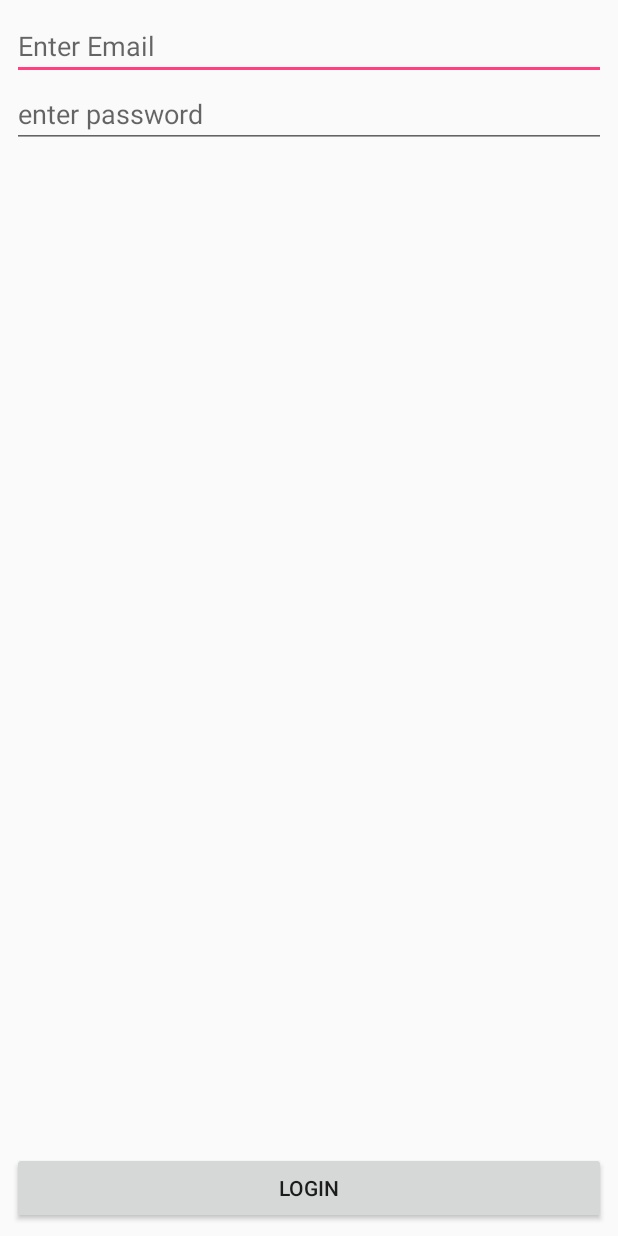
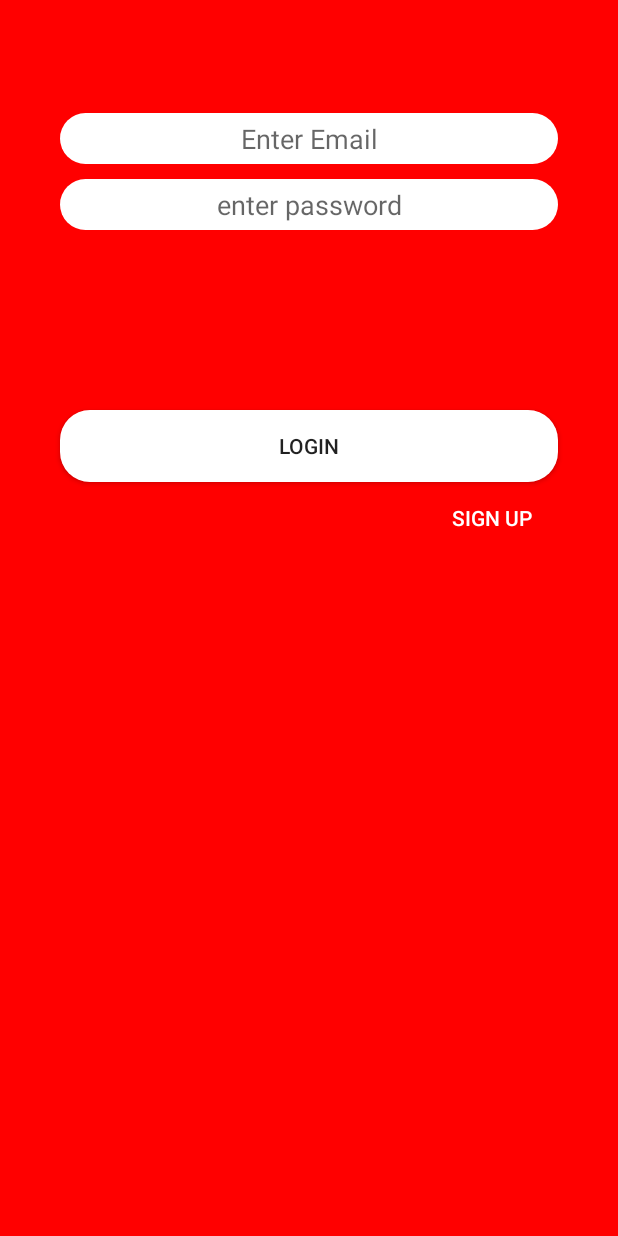
Before and after one commit to Sam-Makman/RiverTracker_app, an Android app: the layout activity_login.xml on its own in the app's theme, with its tools: preview values and no code run, on a phone screen of 412 x 824 dp. Run offline under Robolectric (Android 15) with nearby library versions, the phone set to English and light mode, and no system bars.

Commit message:
made the login activity pretty

```diff
--- a/app/src/main/java/com/makman/rivertracker/Activities/LoginActivity.java
+++ b/app/src/main/java/com/makman/rivertracker/Activities/LoginActivity.java
@@ -3,17 +3,20 @@ package com.makman.rivertracker.Activities;
 import android.content.Context;
 import android.content.Intent;
 import android.content.SharedPreferences;
+import android.support.v7.app.ActionBar;
 import android.support.v7.app.AppCompatActivity;
 import android.os.Bundle;
 import android.util.Log;
 import android.view.MenuItem;
 import android.widget.Button;
 import android.widget.EditText;
+import android.widget.ImageView;
 import android.widget.Toast;
 
 import com.makman.rivertracker.FavoritesActivity;
 import com.makman.rivertracker.NetworkTasks.LoginNetworkTask;
 import com.makman.rivertracker.R;
+import com.squareup.picasso.Picasso;
 
 import butterknife.Bind;
 import butterknife.ButterKnife;
@@ -23,7 +26,7 @@ public class LoginActivity extends AppCompatActivity implements LoginNetworkTask
 
     public static final String TOKEN = "token";
     public static final String PREFERENCES = "TOKEN_PREFERENCES";
-
+    public static final String LOGIN_IMAGE_URL = "http://res.cloudinary.com/hgsa3o7eg/image/upload/v1460417369/12711085_961532673896473_5590962366776566471_o_hansxg.jpg";
     private static final String TAG = LoginActivity.class.getSimpleName();
 
     @Bind(R.id.login_button_login)
@@ -35,6 +38,9 @@ public class LoginActivity extends AppCompatActivity implements LoginNetworkTask
     @Bind(R.id.login_edit_text_password)
     EditText mPassword;
 
+    @Bind(R.id.login_image_view)
+    ImageView image;
+
     LoginNetworkTask mTask;
     SharedPreferences mPreference;
     SharedPreferences.Editor mEditor;
@@ -45,7 +51,11 @@ public class LoginActivity extends AppCompatActivity implements LoginNetworkTask
         ButterKnife.bind(this);
         mPreference = getSharedPreferences(LoginActivity.PREFERENCES,Context.MODE_PRIVATE);
         mEditor = mPreference.edit();
-        getSupportActionBar().setDisplayHomeAsUpEnabled(true);
+        ActionBar bar = getSupportActionBar();
+        bar.hide();
+//        bar.setDisplayHomeAsUpEnabled(true);
+//        bar.setTitle(getString(R.string.login_login));
+        Picasso.with(this).load(LOGIN_IMAGE_URL).fit().centerCrop().into(image);
 
     }
 
--- /dev/null
+++ b/app/src/main/res/drawable/rounded_edittext.xml
@@ -0,0 +1,9 @@
+<?xml version="1.0" encoding="utf-8"?>
+<shape xmlns:android="http://schemas.android.com/apk/res/android"
+    android:shape="rectangle">
+    <padding
+        android:bottom="5dp"
+        android:top="5dp"/>
+    <solid android:color="#FFFFFF"/>
+    <corners android:radius="20dp" />
+</shape>
--- a/app/src/main/res/layout/activity_login.xml
+++ b/app/src/main/res/layout/activity_login.xml
@@ -3,17 +3,27 @@
     xmlns:tools="http://schemas.android.com/tools"
     android:layout_width="match_parent"
     android:layout_height="match_parent"
-    android:paddingBottom="@dimen/activity_vertical_margin"
-    android:paddingLeft="@dimen/activity_horizontal_margin"
-    android:paddingRight="@dimen/activity_horizontal_margin"
-    android:paddingTop="@dimen/activity_vertical_margin"
+    xmlns:app="http://schemas.android.com/apk/res-auto"
     tools:context="com.makman.rivertracker.Activities.SignUpActivity">
+    <ImageView
+        android:id="@+id/login_image_view"
+        android:layout_width="match_parent"
+        android:layout_height="match_parent"
+        tools:background="#FF0000"/>
+
     <EditText
         android:id="@+id/login_edit_text_email"
         android:layout_width="match_parent"
         android:layout_height="wrap_content"
         android:inputType="textEmailAddress"
+        android:layout_marginTop="75dp"
+        android:layout_marginLeft="40dp"
+        android:layout_marginEnd="40dp"
+        android:layout_marginStart="40dp"
+        android:layout_marginRight="40dp"
         android:hint="@string/signup_edit_email"
+        android:textAlignment="center"
+        android:background="@drawable/rounded_edittext"
         />
     <EditText
         android:id="@+id/login_edit_text_password"
@@ -22,15 +32,36 @@
         android:inputType="textPassword"
         android:hint="@string/signup_edit_password"
         android:layout_below="@id/login_edit_text_email"
-        />
-
+        android:textAlignment="center"
+        android:layout_marginLeft="40dp"
+        android:layout_marginEnd="40dp"
+        android:layout_marginStart="40dp"
+        android:layout_marginRight="40dp"
+        android:layout_marginTop="10dp"
+        android:background="@drawable/rounded_edittext"/>
 
     <Button
         android:id="@+id/login_button_login"
         android:layout_width="match_parent"
         android:layout_height="wrap_content"
-        android:layout_alignParentBottom="true"
+        android:layout_below="@id/login_edit_text_password"
         android:text="@string/login_login"
+        android:layout_marginTop="120dp"
+        android:layout_marginLeft="40dp"
+        android:layout_marginEnd="40dp"
+        android:layout_marginStart="40dp"
+        android:layout_marginRight="40dp"
+        android:background="@drawable/rounded_edittext"
         />
+    <Button
+        android:id="@+id/login_button_signup"
+        android:layout_width="wrap_content"
+        android:layout_height="wrap_content"
+        android:text="@string/signup_text_signup"
+        android:layout_below="@id/login_button_login"
+        android:layout_alignEnd="@id/login_button_login"
+        android:layout_alignRight="@id/login_button_login"
+        style="@style/Base.Widget.AppCompat.Button.Borderless"
+        android:textColor="#FFF"/>
 
 </RelativeLayout>
```
